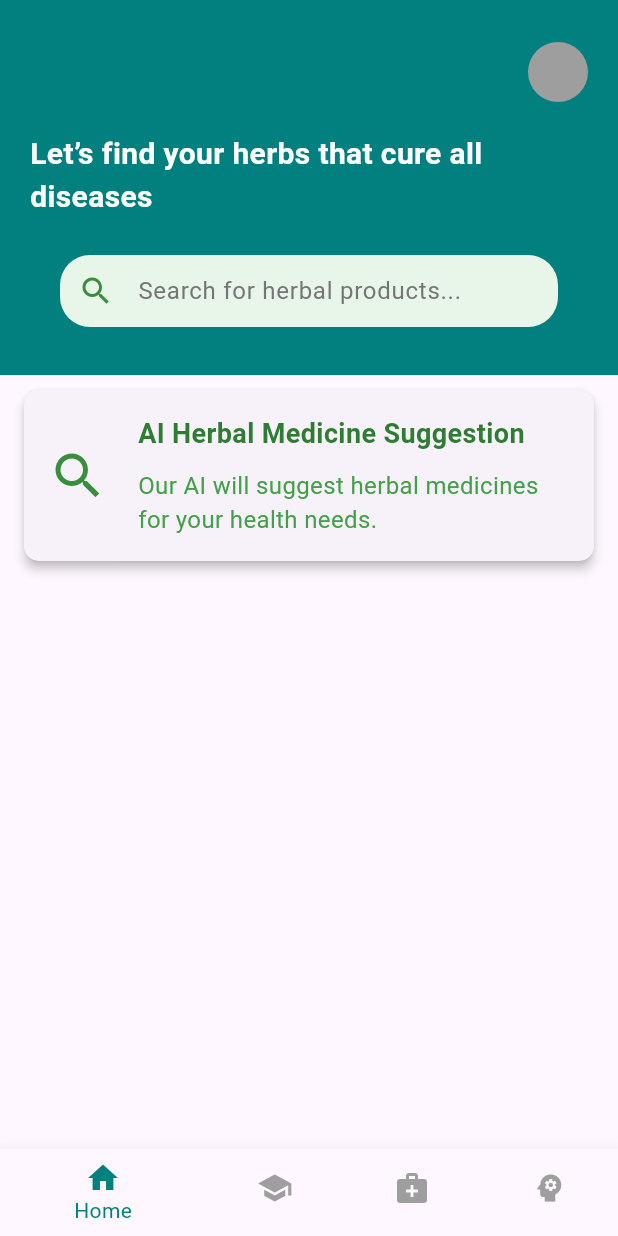
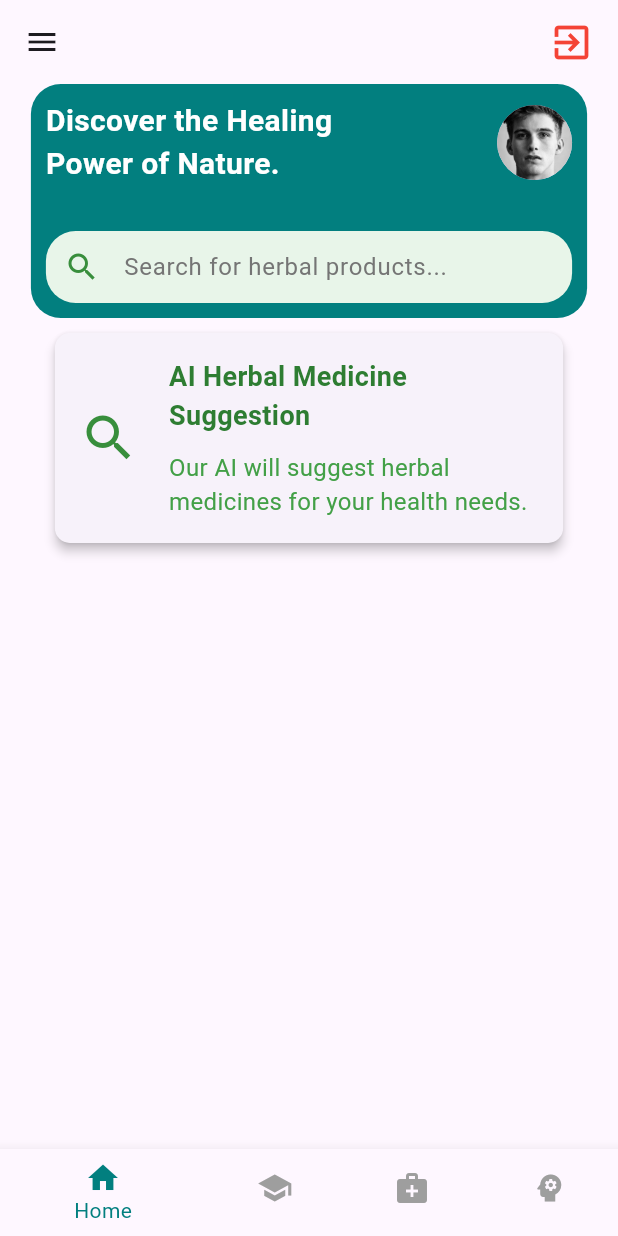
Before and after one commit to hawi-me/TradMed_medical_app, a Flutter app: the HomePage screen opened by its route, on a phone screen of 412 x 824 dp. Run offline on Flutter 3.47's test engine with Material 3 defaults, Android fonts, the light colour scheme and no system bars; our stand-ins replace dash_chat_2, firebase_auth, firebase_core, flutter_gemini, flutter_svg, google_sign_in and 1 more; accounts and stored records are empty.

Commit message:
estif finished commit

```diff
--- a/tradmed/lib/Features/Medapp/Presentation/pages/AIHomepage.dart
+++ b/tradmed/lib/Features/Medapp/Presentation/pages/AIHomepage.dart
@@ -60,7 +60,9 @@ class _AihomepageState extends State<Aihomepage> {
                       Text(
                         'Hello,',
                         style: TextStyle(
-                            fontSize: 30, fontWeight: FontWeight.bold),
+                          fontSize: 30,
+                          fontWeight: FontWeight.bold,
+                        ),
                       ),
                       Text(
                         'John Doe',
--- a/tradmed/lib/Features/Medapp/Presentation/pages/EducationPage.dart
+++ b/tradmed/lib/Features/Medapp/Presentation/pages/EducationPage.dart
@@ -94,7 +94,10 @@ class _EducationpageState extends State<Educationpage> {
                 alignment: Alignment.topLeft,
                 child: Text(
                   'Special For You',
-                  style: TextStyle(fontWeight: FontWeight.bold, fontSize: 20),
+                  style: TextStyle(
+                      fontWeight: FontWeight.bold,
+                      fontSize: 20,
+                      color: Color.fromARGB(255, 2, 127, 127)),
                 ),
               ),
 
@@ -129,7 +132,6 @@ class _EducationpageState extends State<Educationpage> {
           ),
         ),
       ),
-
       bottomNavigationBar: CustomBottomNavBar(
         selectedIndex: _selectedIndex,
         onItemTapped: _onItemTapped,
--- a/tradmed/lib/pages/home.dart
+++ b/tradmed/lib/pages/home.dart
@@ -1,7 +1,8 @@
-// ignore_for_file: prefer_const_constructors
+// ignore_for_file: prefer_const_constructors, prefer_const_literals_to_create_immutables
 
 import 'dart:async';
 import 'package:flutter/material.dart';
+import 'package:tradmed/Features/Medapp/Presentation/pages/NavBar.dart';
 import 'package:tradmed/widgets/nav_bar.dart';
 
 class HomePage extends StatefulWidget {
@@ -90,43 +91,135 @@ class _HomePageState extends State<HomePage> {
   @override
   Widget build(BuildContext context) {
     return Scaffold(
+      drawer: Nav(),
+      appBar: AppBar(
+        title: Row(
+          mainAxisAlignment: MainAxisAlignment.end,
+          children: [
+            Icon(
+              Icons.exit_to_app,
+              color: Colors.red,
+              size: 30,
+            ),
+          ],
+        ),
+        // centerTitle: true,
+      ),
       body: SingleChildScrollView(
+        child: Center(
+          child: Container(
+            width: MediaQuery.of(context).size.width * 0.9,
             child: Column(
               children: [
                 // Green container with search bar
+                // Container(
+                //   width: double.infinity,
+                //   // height: 250,
+                //   color: const Color.fromARGB(255, 2, 127, 127),
+                //   child: Padding(
+                //     padding: const EdgeInsets.all(20.0),
+                //     child: Column(
+                //       mainAxisAlignment: MainAxisAlignment.center,
+                //       crossAxisAlignment: CrossAxisAlignment.start,
+
+                //       children: [
+                //         Row(
+                //           mainAxisAlignment: MainAxisAlignment.end,
+                //           children: const [
+                //             CircleAvatar(
+                //               backgroundColor: Colors.grey,
+                //               radius: 20,
+                //             ),
+                //           ],
+                //         ),
+                //         const SizedBox(height: 20),
+                //         SizedBox(width: 20),
+                //         Text(
+                //           "Let’s find your herbs that cure all diseases",
+                //           style: TextStyle(
+                //             color: Colors.white,
+                //             fontSize: 20,
+                //             fontWeight: FontWeight.bold,
+                //           ),
+                //         ),
+                //         SizedBox(height: 20),
+
+                //         // serach
+                //         Container(
+                //           margin: const EdgeInsets.symmetric(
+                //               horizontal: 20, vertical: 4),
+                //           child: TextField(
+                //             decoration: InputDecoration(
+                //               hintText: 'Search for herbal products...',
+                //               hintStyle: TextStyle(color: Colors.grey[600]),
+                //               prefixIcon:
+                //                   Icon(Icons.search, color: Colors.green[700]),
+                //               filled: true,
+                //               fillColor: Colors.green[50],
+                //               border: OutlineInputBorder(
+                //                 borderRadius: BorderRadius.circular(20),
+                //                 borderSide: BorderSide.none,
+                //               ),
+                //               contentPadding: const EdgeInsets.symmetric(
+                //                   vertical: 5, horizontal: 20),
+                //             ),
+                //             style:
+                //                 TextStyle(color: Colors.green[900], fontSize: 16),
+                //           ),
+                //         ),
+                //       ],
+                //     ),
+                //   ),
+                // ),
+
                 Container(
-              width: double.infinity,
-              height: 250,
-              color: const Color.fromARGB(255, 2, 127, 127),
-              child: Padding(
-                padding: const EdgeInsets.all(20.0),
+                  decoration: BoxDecoration(
+                    color: Color.fromARGB(255, 2, 127, 127),
+                    borderRadius:
+                        BorderRadius.circular(20), // Curving the container
+                  ),
+                  padding: EdgeInsets.all(10),
                   child: Column(
-                  mainAxisAlignment: MainAxisAlignment.center,
+                    children: [
+                      Row(
+                        mainAxisAlignment: MainAxisAlignment.spaceBetween,
+                        children: [
+                          Column(
                             crossAxisAlignment: CrossAxisAlignment.start,
                             children: [
-                    Row(
-                      mainAxisAlignment: MainAxisAlignment.end,
-                      children: const [
-                        CircleAvatar(
-                          backgroundColor: Colors.grey,
-                          radius: 20,
+                              Text(
+                                'Discover the Healing',
+                                style: TextStyle(
+                                    fontSize: 20,
+                                    fontWeight: FontWeight.bold,
+                                    color: Colors.white),
                               ),
+                              Text(
+                                'Power of Nature.',
+                                style: TextStyle(
+                                    fontSize: 20,
+                                    fontWeight: FontWeight.bold,
+                                    color: Colors.white),
+                              )
                             ],
                           ),
-                    const SizedBox(height: 20),
-                    SizedBox(width: 20),
-                    Text(
-                      "Let’s find your herbs that cure all diseases",
-                      style: TextStyle(
-                        color: Colors.white,
-                        fontSize: 20,
-                        fontWeight: FontWeight.bold,
+                          InkWell(
+                            borderRadius: BorderRadius.circular(25),
+                            onTap: () {
+                              Navigator.pushNamed(context, '/navbar');
+                            },
+                            child: CircleAvatar(
+                              radius: 25,
+                              backgroundImage:
+                                  AssetImage('assets/UserProfile.jpg'),
                             ),
+                          )
+                        ],
                       ),
-                    SizedBox(height: 20),
+                      SizedBox(
+                        height: 30,
+                      ),
                       Container(
-                      margin: const EdgeInsets.symmetric(
-                          horizontal: 20, vertical: 4),
                         child: TextField(
                           decoration: InputDecoration(
                             hintText: 'Search for herbal products...',
@@ -149,11 +242,12 @@ class _HomePageState extends State<HomePage> {
                     ],
                   ),
                 ),
-            ),
 
                 // Animated card to display app features
                 _buildFeatureCard(),
               ],
+            ),
+          ),
         ),
       ),
       bottomNavigationBar: CustomBottomNavBar(
```
Lines whose indentation alone changed are shown as unchanged.
